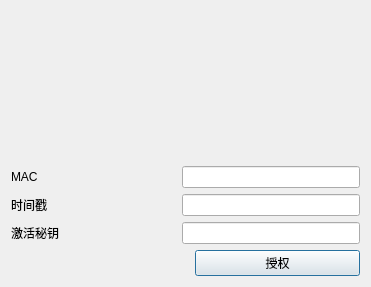
zhaoyu811/ULSO, file loseweight/authorize.ui: the form before one commit.
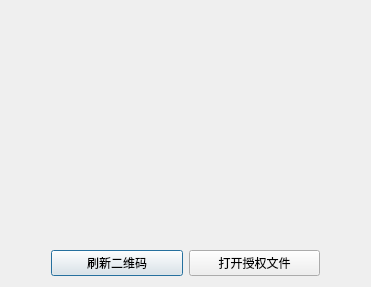
The form after the commit.

Patch:
```diff
--- a/loseweight/authorize.ui
+++ b/loseweight/authorize.ui
@@ -16,11 +16,35 @@
   <layout class="QVBoxLayout" name="verticalLayout">
    <item>
     <layout class="QGridLayout" name="gridLayout">
+     <item row="0" column="1" colspan="2">
+      <widget class="QLabel" name="label">
+       <property name="text">
+        <string/>
+       </property>
+      </widget>
+     </item>
+     <item row="2" column="1">
+      <widget class="QPushButton" name="pushButton">
+       <property name="text">
+        <string>刷新二维码</string>
+       </property>
+      </widget>
+     </item>
+     <item row="2" column="2">
+      <widget class="QPushButton" name="pB_authorize">
+       <property name="text">
+        <string>打开授权文件</string>
+       </property>
+      </widget>
+     </item>
      <item row="0" column="0">
       <spacer name="horizontalSpacer">
        <property name="orientation">
         <enum>Qt::Horizontal</enum>
        </property>
+       <property name="sizeType">
+        <enum>QSizePolicy::Minimum</enum>
+       </property>
        <property name="sizeHint" stdset="0">
         <size>
          <width>40</width>
@@ -29,59 +53,14 @@
        </property>
       </spacer>
      </item>
-     <item row="2" column="0">
-      <widget class="QLabel" name="l_mac">
-       <property name="text">
-        <string>MAC</string>
-       </property>
-      </widget>
-     </item>
-     <item row="4" column="0">
-      <widget class="QLabel" name="l_key">
-       <property name="text">
-        <string>激活秘钥</string>
-       </property>
-      </widget>
-     </item>
-     <item row="3" column="0">
-      <widget class="QLabel" name="l_timestamp">
-       <property name="text">
-        <string>时间戳</string>
-       </property>
-      </widget>
-     </item>
-     <item row="0" column="1">
-      <widget class="QLabel" name="label">
-       <property name="text">
-        <string/>
-       </property>
-      </widget>
-     </item>
-     <item row="1" column="1">
-      <widget class="QLabel" name="l_encodeData">
-       <property name="text">
-        <string/>
-       </property>
-      </widget>
-     </item>
-     <item row="0" column="2">
+     <item row="0" column="3">
       <spacer name="horizontalSpacer_2">
        <property name="orientation">
         <enum>Qt::Horizontal</enum>
        </property>
-       <property name="sizeHint" stdset="0">
-        <size>
-         <width>40</width>
-         <height>20</height>
-        </size>
+       <property name="sizeType">
+        <enum>QSizePolicy::Minimum</enum>
        </property>
-      </spacer>
-     </item>
-     <item row="1" column="0">
-      <spacer name="horizontalSpacer_3">
-       <property name="orientation">
-        <enum>Qt::Horizontal</enum>
-       </property>
        <property name="sizeHint" stdset="0">
         <size>
          <width>40</width>
@@ -90,35 +69,22 @@
        </property>
       </spacer>
      </item>
-     <item row="1" column="2">
-      <spacer name="horizontalSpacer_4">
+     <item row="1" column="1">
+      <spacer name="verticalSpacer">
        <property name="orientation">
-        <enum>Qt::Horizontal</enum>
+        <enum>Qt::Vertical</enum>
        </property>
+       <property name="sizeType">
+        <enum>QSizePolicy::Minimum</enum>
+       </property>
        <property name="sizeHint" stdset="0">
         <size>
-         <width>40</width>
+         <width>20</width>
          <height>20</height>
         </size>
        </property>
       </spacer>
      </item>
-     <item row="2" column="1" colspan="2">
-      <widget class="QLineEdit" name="lE_mac"/>
-     </item>
-     <item row="3" column="1" colspan="2">
-      <widget class="QLineEdit" name="lE_timestamp"/>
-     </item>
-     <item row="4" column="1" colspan="2">
-      <widget class="QLineEdit" name="lE_key"/>
-     </item>
-     <item row="5" column="2">
-      <widget class="QPushButton" name="pB_authorize">
-       <property name="text">
-        <string>授权</string>
-       </property>
-      </widget>
-     </item>
     </layout>
    </item>
   </layout>
```
